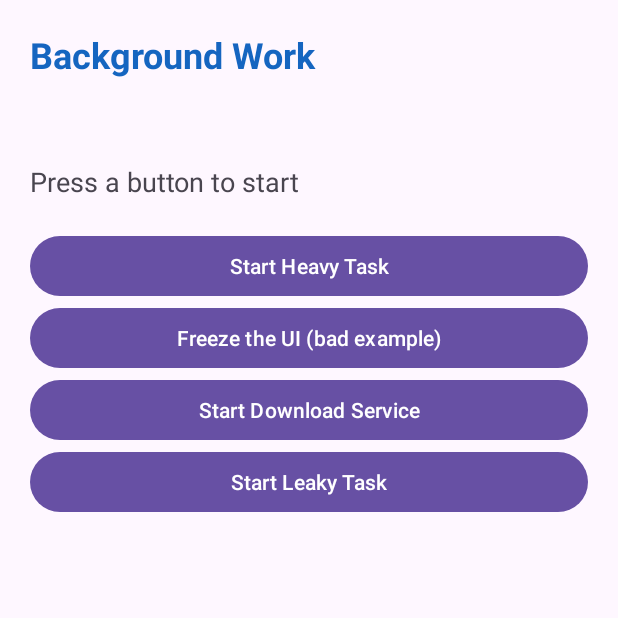
After one commit to manushanavoda/HICT-31033-MOBILE-APPLICATION-DEVELOPMENT-, an Android app: the BackgroundActivity screen opened directly, with no data from a screen before it, on a phone screen of 412 x 824 dp, the top half of it. The commit adds this screen. Run offline under Robolectric (Android 15) with nearby library versions, the phone set to English and light mode, and no system bars; our stand-ins replace Firebase (no records; nobody signed in at launch, a user with empty details on screens opened directly).

Commit message:
part 1 complete

```diff
--- a/lab sheet 8/app/src/main/AndroidManifest.xml
+++ b/lab sheet 8/app/src/main/AndroidManifest.xml
@@ -18,6 +18,9 @@
         android:roundIcon="@mipmap/ic_launcher_round"
         android:supportsRtl="true"
         android:theme="@style/Theme.UIDesignLab">
+        <activity
+            android:name=".BackgroundActivity"
+            android:exported="false" />
         <activity
             android:name=".CloudActivity"
             android:exported="false" />
--- /dev/null
+++ b/lab sheet 8/app/src/main/java/com/example/uidesignlab/BackgroundActivity.java
@@ -0,0 +1,133 @@
+package com.example.uidesignlab;
+
+import android.os.Bundle;
+import android.os.Handler;
+import android.os.Looper;
+import android.util.Log;
+import android.view.View;
+import android.widget.Button;
+import android.widget.ProgressBar;
+import android.widget.TextView;
+
+import androidx.appcompat.app.AppCompatActivity;
+
+import java.util.concurrent.ExecutorService;
+import java.util.concurrent.Executors;
+
+public class BackgroundActivity extends AppCompatActivity {
+
+    private static final String TAG = "BackgroundLab";
+
+    private TextView txtStatus;
+    private ProgressBar progressBar;
+    private Button btnStartHeavy;
+    private Button btnFreezeUi;
+
+    private final ExecutorService executor =
+            Executors.newSingleThreadExecutor();
+
+    private final Handler mainHandler =
+            new Handler(Looper.getMainLooper());
+
+    @Override
+    protected void onCreate(Bundle savedInstanceState) {
+        super.onCreate(savedInstanceState);
+        setContentView(R.layout.activity_background);
+
+        txtStatus = findViewById(R.id.txtStatus);
+        progressBar = findViewById(R.id.progressBar);
+
+        btnStartHeavy = findViewById(R.id.btnStartHeavy);
+        btnFreezeUi = findViewById(R.id.btnFreezeUi);
+
+        btnFreezeUi.setOnClickListener(v -> freezeTheUi());
+
+        btnStartHeavy.setOnClickListener(v -> startHeavyTask());
+    }
+
+    private void freezeTheUi() {
+
+        Log.d(TAG, "Freeze UI Thread: "
+                + Thread.currentThread().getName());
+
+        txtStatus.setText("UI is freezing... Please wait!");
+
+        try {
+            Thread.sleep(8000);
+        } catch (InterruptedException e) {
+            Thread.currentThread().interrupt();
+        }
+
+        txtStatus.setText("Done (the screen was frozen)");
+
+        Log.d(TAG, "Freeze UI completed");
+    }
+
+    private void startHeavyTask() {
+
+        btnStartHeavy.setEnabled(false);
+
+        progressBar.setProgress(0);
+        progressBar.setVisibility(View.VISIBLE);
+
+        txtStatus.setText("Working...");
+
+        executor.execute(new Runnable() {
+
+            @Override
+            public void run() {
+
+                Log.d(TAG, "Heavy Task Thread: "
+                        + Thread.currentThread().getName());
+
+                for (int i = 1; i <= 5; i++) {
+
+                    try {
+                        Thread.sleep(1000);
+
+                    } catch (InterruptedException e) {
+
+                        Thread.currentThread().interrupt();
+                        return;
+                    }
+
+                    final int step = i;
+
+                    mainHandler.post(new Runnable() {
+
+                        @Override
+                        public void run() {
+
+                            progressBar.setProgress(step);
+
+                            txtStatus.setText(
+                                    "Progress: " + step + "/5"
+                            );
+                        }
+                    });
+                }
+
+                mainHandler.post(new Runnable() {
+
+                    @Override
+                    public void run() {
+
+                        txtStatus.setText(
+                                "Task Completed Successfully!"
+                        );
+
+                        progressBar.setVisibility(View.GONE);
+
+                        btnStartHeavy.setEnabled(true);
+                    }
+                });
+            }
+        });
+    }
+
+    @Override
+    protected void onDestroy() {
+        super.onDestroy();
+        executor.shutdown();
+    }
+}
--- /dev/null
+++ b/lab sheet 8/app/src/main/res/layout/activity_background.xml
@@ -0,0 +1,75 @@
+<?xml version="1.0" encoding="utf-8"?>
+<androidx.constraintlayout.widget.ConstraintLayout
+    xmlns:android="http://schemas.android.com/apk/res/android"
+    xmlns:app="http://schemas.android.com/apk/res-auto"
+    android:layout_width="match_parent"
+    android:layout_height="match_parent"
+    android:padding="20dp">
+
+    <TextView
+        android:id="@+id/txtBgTitle"
+        android:layout_width="match_parent"
+        android:layout_height="wrap_content"
+        android:text="Background Work"
+        android:textColor="@color/my_custom_color"
+        android:textSize="24sp"
+        android:textStyle="bold"
+        app:layout_constraintTop_toTopOf="parent"
+        app:layout_constraintStart_toStartOf="parent"/>
+
+    <ProgressBar
+        android:id="@+id/progressBar"
+        style="?android:attr/progressBarStyleHorizontal"
+        android:layout_width="match_parent"
+        android:layout_height="wrap_content"
+        android:max="5"
+        android:visibility="invisible"
+        app:layout_constraintTop_toBottomOf="@id/txtBgTitle"
+        android:layout_marginTop="20dp"/>
+
+    <TextView
+        android:id="@+id/txtStatus"
+        android:layout_width="match_parent"
+        android:layout_height="wrap_content"
+        android:text="Press a button to start"
+        android:textSize="18sp"
+        android:layout_marginTop="20dp"
+        app:layout_constraintTop_toBottomOf="@id/progressBar"
+        app:layout_constraintStart_toStartOf="parent"/>
+
+    <LinearLayout
+        android:id="@+id/buttonContainer"
+        android:layout_width="match_parent"
+        android:layout_height="wrap_content"
+        android:orientation="vertical"
+        android:layout_marginTop="20dp"
+        app:layout_constraintTop_toBottomOf="@id/txtStatus"
+        app:layout_constraintStart_toStartOf="parent">
+
+        <Button
+            android:id="@+id/btnStartHeavy"
+            android:layout_width="match_parent"
+            android:layout_height="wrap_content"
+            android:text="Start Heavy Task"/>
+
+        <Button
+            android:id="@+id/btnFreezeUi"
+            android:layout_width="match_parent"
+            android:layout_height="wrap_content"
+            android:text="Freeze the UI (bad example)"/>
+
+        <Button
+            android:id="@+id/btnStartService"
+            android:layout_width="match_parent"
+            android:layout_height="wrap_content"
+            android:text="Start Download Service"/>
+
+        <Button
+            android:id="@+id/btnStartLeaky"
+            android:layout_width="match_parent"
+            android:layout_height="wrap_content"
+            android:text="Start Leaky Task"/>
+
+    </LinearLayout>
+
+</androidx.constraintlayout.widget.ConstraintLayout>
--- a/lab sheet 8/app/src/main/res/menu/dashboard_menu.xml
+++ b/lab sheet 8/app/src/main/res/menu/dashboard_menu.xml
@@ -37,5 +37,10 @@
         android:title="@string/menu_cloud"
         app:showAsAction="never" />
 
+    <item
+        android:id="@+id/action_background"
+        android:title="Background Work"
+        app:showAsAction="never" />
+
 
 </menu>
--- a/lab sheet 8/app/src/main/res/values/strings.xml
+++ b/lab sheet 8/app/src/main/res/values/strings.xml
@@ -49,4 +49,6 @@
     <string name="no_users">No users in the cloud yet</string>
     <string name="menu_cloud">Cloud Users</string>
 
+    <string name="menu_background">Background Work</string>
+
 </resources>
```
Also changed, not shown: lab sheet 8/app/src/main/java/com/example/uidesignlab/DashboardActivity.java (+10 -0 lines).
